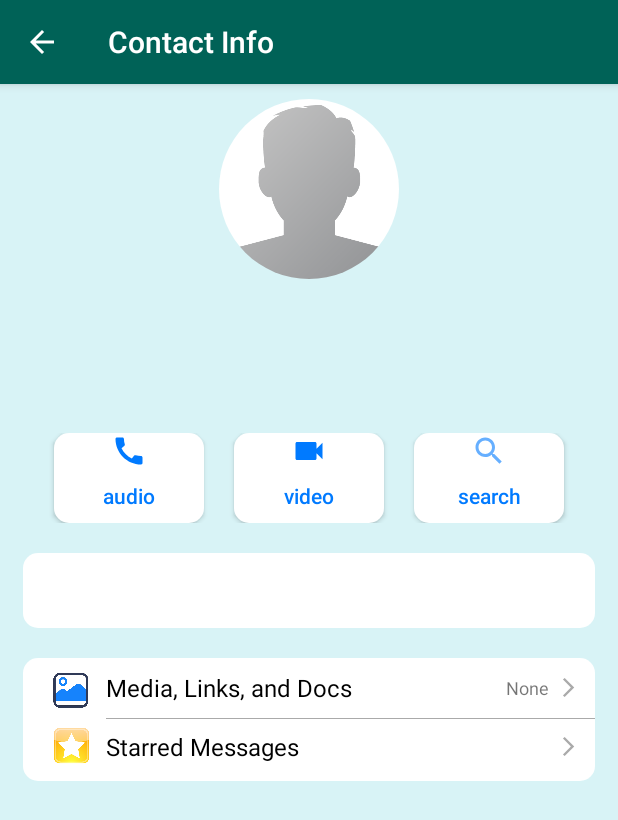
After one commit to fakhar16/Vortex, an Android app: the ProfileActivity screen opened directly, with no data from a screen before it, on a phone screen of 412 x 824 dp. The commit adds this screen. Shown: the top 820 px of the screen. Run offline under Robolectric (Android 15) with nearby library versions, the phone set to English and light mode, and no system bars; our stand-ins replace CircleImageView, Firebase (no records; nobody signed in at launch, a user with empty details on screens opened directly), Picasso; pictures from the network do not load; 3 statements that could not run were skipped.

Commit message:
Added star message visibility by user

```diff
--- a/app/src/main/AndroidManifest.xml
+++ b/app/src/main/AndroidManifest.xml
@@ -34,6 +34,9 @@
         android:roundIcon="@mipmap/ic_launcher_round"
         android:supportsRtl="true"
         android:theme="@style/Theme.Vortex">
+        <activity
+            android:name=".view.activities.ProfileActivity"
+            android:exported="false" />
         <activity
             android:name=".view.activities.ChatActivity"
             android:exported="false" />
@@ -76,7 +79,6 @@
         </service>
 
         <receiver android:name=".view.broadcast.ReplyBroadcast" />
-
     </application>
 
 </manifest>
--- a/app/src/main/java/com/samsung/vortex/view/activities/ChatActivity.kt
+++ b/app/src/main/java/com/samsung/vortex/view/activities/ChatActivity.kt
@@ -1,6 +1,7 @@
 package com.samsung.vortex.view.activities
 
 import android.annotation.SuppressLint
+import android.content.Intent
 import android.os.Bundle
 import android.os.Handler
 import android.os.Looper
@@ -212,11 +213,17 @@ class ChatActivity : AppCompatActivity() {
             val file = Utils.getImageOffline(receiver.image, receiver.uid)
             WhatsappLikeProfilePicPreview.zoomImageFromThumb(customChatBarBinding.userImage, binding.expandedImage.cardView, binding.expandedImage.image, binding.chatToolBar.root.rootView, file)
         }
-//        customChatBarBinding.userInfo.setOnClickListener { view -> sendUserToProfileActivity() }
+        customChatBarBinding.userInfo.setOnClickListener { sendUserToProfileActivity() }
         binding.smilies.setOnClickListener { smileyButtonClicked() }
         binding.emojiPickerView.setOnEmojiPickedListener { emojiViewItem ->
             binding.messageInputText.append(emojiViewItem.emoji)
         }
+    }
+
+    private fun sendUserToProfileActivity() {
+        val intent = Intent(this, ProfileActivity::class.java)
+        intent.putExtra(getString(R.string.RECEIVER_ID), receiver.uid)
+        startActivity(intent)
     }
 
     private fun sendMessage() {
--- /dev/null
+++ b/app/src/main/java/com/samsung/vortex/view/activities/ProfileActivity.kt
@@ -0,0 +1,119 @@
+package com.samsung.vortex.view.activities
+
+import android.content.Intent
+import android.os.Bundle
+import android.view.View
+import androidx.appcompat.app.AppCompatActivity
+import com.google.firebase.database.DataSnapshot
+import com.google.firebase.database.DatabaseError
+import com.google.firebase.database.ValueEventListener
+import com.samsung.vortex.R
+import com.samsung.vortex.VortexApplication.Companion.userDatabaseReference
+import com.samsung.vortex.databinding.ActivityProfileBinding
+import com.samsung.vortex.model.Message
+import com.samsung.vortex.model.User
+import com.samsung.vortex.repository.MessageRepositoryImpl
+import com.samsung.vortex.utils.Utils
+import com.samsung.vortex.utils.WhatsappLikeProfilePicPreview
+import com.squareup.picasso.Picasso
+
+class ProfileActivity : AppCompatActivity() {
+    private lateinit var binding: ActivityProfileBinding
+
+    private lateinit var receiver: User
+    private lateinit var receiverId: String
+    private lateinit var starMessages: ArrayList<Message>
+    private lateinit var mediaMessages: ArrayList<Message>
+    private lateinit var docMessages: ArrayList<Message>
+    private lateinit var linksMessages: ArrayList<Message>
+
+    override fun onCreate(savedInstanceState: Bundle?) {
+        super.onCreate(savedInstanceState)
+        binding = ActivityProfileBinding.inflate(layoutInflater)
+        setContentView(binding.root)
+
+        receiverId = intent.getStringExtra(getString(R.string.RECEIVER_ID))!!
+        starMessages = MessageRepositoryImpl.getInstance().getStarredMessagesMatchingReceiver().value!!
+//        mediaMessages = MessageRepositoryImpl.getInstance().getMediaMessagesMatchingReceiver(receiverId).value!!
+//        docMessages = MessageRepositoryImpl.getInstance().getDocMessagesMatchingReceiver(receiverId).value!!
+//        linksMessages = MessageRepositoryImpl.getInstance().getLinksMessagesMatchingReceiver(receiverId).value!!
+
+        loadUserInfo()
+        initToolBar()
+        handleItemsClick()
+    }
+
+    private fun loadUserInfo() {
+        userDatabaseReference.child(receiverId)
+            .addValueEventListener(object : ValueEventListener {
+                override fun onDataChange(snapshot: DataSnapshot) {
+                    if (snapshot.exists()) {
+                        receiver = snapshot.getValue(User::class.java)!!
+                        updateUserUI()
+                    }
+                }
+
+                override fun onCancelled(error: DatabaseError) {}
+            })
+    }
+
+    private fun updateUserUI() {
+        binding.userName.text = receiver.name
+        binding.userPhone.text = receiver.phone_number
+        binding.userStatus.text = receiver.status
+        Picasso.get().load(Utils.getImageOffline(receiver.image, receiver.uid)).placeholder(R.drawable.profile_image).into(binding.userImage)
+
+        updateStarredMessageCount()
+//        updateMediaMessageCount()
+    }
+
+    private fun updateStarredMessageCount() {
+        val starredMessageCount = starMessages.size
+        binding.starredMessagesCount.text = if (starredMessageCount == 0) "None" else starredMessageCount.toString()
+    }
+
+    private fun updateMediaMessageCount() {
+        val mediaMessageCount = mediaMessages.size + docMessages.size + linksMessages.size
+        binding.mediaCount.text = if (mediaMessageCount == 0) "None" else mediaMessageCount.toString()
+    }
+
+    private fun initToolBar() {
+        setSupportActionBar(binding.mainPageToolbar.mainAppBar)
+        supportActionBar!!.title = "Contact Info"
+        supportActionBar!!.setDisplayHomeAsUpEnabled(true)
+        supportActionBar!!.setDisplayShowHomeEnabled(true)
+    }
+
+    private fun showImagePreview(thumbView: View) {
+        val file = Utils.getImageOffline(receiver.image, receiver.uid)
+        WhatsappLikeProfilePicPreview.zoomImageFromThumb(
+            thumbView,
+            binding.expandedImage.cardView,
+            binding.expandedImage.image,
+            binding.container,
+            file
+        )
+        binding.appBarLayout.visibility = View.GONE
+    }
+
+    private fun sendUserToStarActivity() {
+        val intent = Intent(this, StarMessageActivity::class.java)
+        intent.putExtra(getString(R.string.STAR_MESSAGE_WITH_RECEIVER), true)
+        startActivity(intent)
+    }
+
+    private fun sendUserToChatActivity() {
+        val intent = Intent(this, ChatActivity::class.java)
+        intent.putExtra(getString(R.string.VISIT_USER_ID), receiverId)
+        intent.putExtra(getString(R.string.SEARCH_MESSAGE), true)
+        startActivity(intent)
+    }
+
+    private fun handleItemsClick() {
+        binding.userImage.setOnClickListener { showImagePreview(binding.userImage) }
+        binding.starLayout.setOnClickListener { sendUserToStarActivity() }
+        binding.search.setOnClickListener { sendUserToChatActivity() }
+//        binding.videoCall.setOnClickListener { createVideoCall() }
+//        binding.mediaLayout.setOnClickListener { sendUserToMediaLinksDocsActivity() }
+    }
+}
--- a/app/src/main/java/com/samsung/vortex/view/activities/StarMessageActivity.kt
+++ b/app/src/main/java/com/samsung/vortex/view/activities/StarMessageActivity.kt
@@ -13,6 +13,7 @@ import com.samsung.vortex.adapters.StarredMessagesAdapter
 import com.samsung.vortex.databinding.ActivityStarMessageBinding
 import com.samsung.vortex.model.Message
 import com.samsung.vortex.viewmodel.StarredMessageViewModel
+import com.samsung.vortex.viewmodel.StarMessageViewModelFactory
 import java.util.Locale
 
 class StarMessageActivity : AppCompatActivity() {
@@ -41,20 +42,20 @@ class StarMessageActivity : AppCompatActivity() {
 
     @SuppressLint("NotifyDataSetChanged")
     private fun setupViewModel() {
-        viewModel = ViewModelProvider(this)[StarredMessageViewModel::class.java]
-        adapter =
         if (intent.getBooleanExtra(getString(R.string.STAR_MESSAGE_WITH_RECEIVER), false)) {
+            viewModel = ViewModelProvider(this, StarMessageViewModelFactory(true))[StarredMessageViewModel::class.java]
             viewModel.getStarredMessageWithReceiver()!!.observe(this) {
                 adapter.notifyDataSetChanged()
                 updateStarredMessageLayout()
             }
-                StarredMessagesAdapter(this, viewModel.getStarredMessageWithReceiver()!!.value!!)
+            adapter = StarredMessagesAdapter(this, viewModel.getStarredMessageWithReceiver()!!.value!!)
         } else {
+            viewModel = ViewModelProvider(this)[StarredMessageViewModel::class.java]
             viewModel.getStarredMessage()!!.observe(this) {
                 adapter.notifyDataSetChanged()
                 updateStarredMessageLayout()
             }
-                StarredMessagesAdapter(this, viewModel.getStarredMessage()!!.value!!)
+            adapter = StarredMessagesAdapter(this, viewModel.getStarredMessage()!!.value!!)
         }
     }
 
--- /dev/null
+++ b/app/src/main/java/com/samsung/vortex/viewmodel/StarMessageViewModelFactory.kt
@@ -0,0 +1,9 @@
+package com.samsung.vortex.viewmodel
+
+import androidx.lifecycle.ViewModel
+import androidx.lifecycle.ViewModelProvider
+
+class StarMessageViewModelFactory(private val isReceiver: Boolean = false): ViewModelProvider.NewInstanceFactory() {
+
+    override fun <T : ViewModel> create(modelClass: Class<T>): T = StarredMessageViewModel(isReceiver) as T
+}
--- a/app/src/main/java/com/samsung/vortex/viewmodel/StarredMessageViewModel.kt
+++ b/app/src/main/java/com/samsung/vortex/viewmodel/StarredMessageViewModel.kt
@@ -6,7 +6,7 @@ import androidx.lifecycle.ViewModel
 import com.samsung.vortex.model.Message
 import com.samsung.vortex.repository.MessageRepositoryImpl
 
-class StarredMessageViewModel: ViewModel() {
+class StarredMessageViewModel(private val isReceiver: Boolean = false): ViewModel() {
     var messages: MutableLiveData<ArrayList<Message>>? = null
     var messagesWithReceiver: MutableLiveData<ArrayList<Message>>? = null
 
@@ -19,10 +19,12 @@ class StarredMessageViewModel: ViewModel() {
     }
 
     init {
-        if (messages == null)
-            messages = MessageRepositoryImpl.getInstance().getStarredMessages()
-
-//        if (messagesWithReceiver == null)
-//            messagesWithReceiver = MessageRepositoryImpl.getInstance().getStarredMessagesMatchingReceiver()
+        if (isReceiver) {
+            if (messagesWithReceiver == null)
+                messagesWithReceiver = MessageRepositoryImpl.getInstance().getStarredMessagesMatchingReceiver()
+        } else {
+            if (messages == null)
+                messages = MessageRepositoryImpl.getInstance().getStarredMessages()
+        }
     }
 }
--- /dev/null
+++ b/app/src/main/res/drawable/buttons.xml
@@ -0,0 +1,5 @@
+<?xml version="1.0" encoding="utf-8"?>
+<shape xmlns:android="http://schemas.android.com/apk/res/android">
+    <solid android:color="@color/white" />
+    <corners android:radius="10dp"/>
+</shape>
--- /dev/null
+++ b/app/src/main/res/layout/activity_profile.xml
@@ -0,0 +1,219 @@
+<?xml version="1.0" encoding="utf-8"?>
+<RelativeLayout xmlns:android="http://schemas.android.com/apk/res/android"
+    xmlns:app="http://schemas.android.com/apk/res-auto"
+    xmlns:tools="http://schemas.android.com/tools"
+    android:layout_width="match_parent"
+    android:layout_height="match_parent"
+    android:id="@+id/container"
+    android:background="#D8F3F6"
+    tools:context=".view.activities.ProfileActivity">
+    <com.google.android.material.appbar.AppBarLayout
+        android:id="@+id/appBarLayout"
+        android:layout_width="match_parent"
+        android:layout_height="wrap_content">
+        <include
+            android:id="@+id/mainPageToolbar"
+            layout="@layout/app_bar_layout"
+            >
+        </include>
+    </com.google.android.material.appbar.AppBarLayout>
+
+    <!--    User info layout-->
+    <LinearLayout
+        android:id="@+id/user_info"
+        android:layout_width="match_parent"
+        android:layout_height="wrap_content"
+        android:gravity="center_horizontal"
+        android:layout_below="@id/appBarLayout"
+        android:orientation="vertical"
+        android:layout_marginTop="10dp">
+        <de.hdodenhof.circleimageview.CircleImageView
+            android:id="@+id/user_image"
+            android:layout_width="120dp"
+            android:layout_height="120dp"
+            android:src="@drawable/profile_image"
+            />
+        <TextView
+            android:id="@+id/user_name"
+            android:layout_width="wrap_content"
+            android:layout_height="wrap_content"
+            android:textStyle="bold"
+            android:textColor="@android:color/black"
+            android:textSize="28sp"
+            android:layout_marginTop="10dp"
+            />
+
+        <TextView
+            android:id="@+id/user_phone"
+            android:layout_width="wrap_content"
+            android:layout_height="wrap_content"
+            android:textSize="18sp"
+            />
+    </LinearLayout>
+
+    <!--    audio, video and search buttons-->
+    <LinearLayout
+        android:id="@+id/interaction_buttons"
+        android:layout_width="match_parent"
+        android:layout_height="wrap_content"
+        android:layout_below="@id/user_info"
+        android:layout_marginTop="30dp"
+        android:gravity="center"
+        android:orientation="horizontal">
+
+        <Button
+            android:id="@+id/audio_call"
+            android:layout_width="100dp"
+            android:layout_height="60dp"
+            android:text="audio"
+            android:textAllCaps="false"
+            android:background="@drawable/buttons"
+            android:drawableTop="@drawable/baseline_call_24"
+            android:drawableTint="@color/color_blue"
+            android:textColor="@color/color_blue"
+            android:layout_marginEnd="20dp"
+            tools:ignore="HardcodedText" />
+
+        <Button
+            android:id="@+id/video_call"
+            android:layout_width="100dp"
+            android:layout_height="60dp"
+            android:text="video"
+            android:textAllCaps="false"
+            android:background="@drawable/buttons"
+            android:drawableTop="@drawable/baseline_videocam_24"
+            android:drawableTint="@color/color_blue"
+            android:textColor="@color/color_blue"
+            android:layout_marginEnd="20dp"
+            tools:ignore="HardcodedText" />
+
+        <Button
+            android:id="@+id/search"
+            android:layout_width="100dp"
+            android:layout_height="60dp"
+            android:text="search"
+            android:textAllCaps="false"
+            android:background="@drawable/buttons"
+            android:drawableTop="@drawable/search"
+            android:drawableTint="@color/color_blue"
+            android:textColor="@color/color_blue"
+            tools:ignore="HardcodedText" />
+    </LinearLayout>
+
+    <!--    Status view-->
+    <RelativeLayout
+        android:id="@+id/status_parent"
+        android:layout_width="match_parent"
+        android:layout_height="wrap_content"
+        android:minHeight="50dp"
+        android:layout_below="@id/interaction_buttons"
+        android:background="@drawable/buttons"
+        android:layout_marginHorizontal="15dp"
+        android:gravity="center_vertical"
+        android:layout_marginTop="20dp">
+        <TextView
+            android:id="@+id/user_status"
+            android:layout_width="wrap_content"
+            android:layout_height="wrap_content"
+            android:textSize="16sp"
+            android:padding="10dp"
+            android:textColor="@color/black"
+            />
+
+    </RelativeLayout>
+
+    <!--    Media and starred view-->
+    <LinearLayout
+        android:id="@+id/media_parent"
+        android:layout_width="match_parent"
+        android:layout_height="wrap_content"
+        android:orientation="vertical"
+        android:layout_below="@id/status_parent"
+        android:layout_marginTop="20dp"
+        android:background="@drawable/buttons"
+        android:layout_marginHorizontal="15dp"
+        >
+        <LinearLayout
+            android:id="@+id/media_layout"
+            android:layout_width="match_parent"
+            android:layout_height="wrap_content"
+            android:orientation="horizontal"
+            android:gravity="center_vertical"
+            android:layout_marginHorizontal="10dp">
+            <ImageView
+                android:layout_width="40dp"
+                android:layout_height="40dp"
+                android:src="@drawable/media"
+                />
+            <TextView
+                android:layout_width="0dp"
+                android:layout_height="wrap_content"
+                android:layout_weight="1"
+                android:text="Media, Links, and Docs"
+                android:textSize="16sp"
+                android:textColor="@color/black"
+                android:layout_marginStart="5dp"
+                tools:ignore="HardcodedText" />
+            <TextView
+                android:id="@+id/media_count"
+                android:layout_width="wrap_content"
+                android:layout_height="wrap_content"
+                android:textSize="12sp"
+                android:text="None"
+                tools:ignore="HardcodedText" />
+            <ImageView
+                android:layout_width="15dp"
+                android:layout_height="15dp"
+                android:src="@drawable/baseline_arrow_forward_ios_24"
+                android:layout_marginStart="5dp"
+                app:tint="@android:color/darker_gray" />
+        </LinearLayout>
+        <View
+            android:layout_width="match_parent"
+            android:layout_height="0.5dp"
+            android:background="@android:color/darker_gray"
+            android:layout_marginStart="55dp"/>
+        <LinearLayout
+            android:id="@+id/star_layout"
+            android:layout_width="match_parent"
+            android:layout_height="wrap_content"
+            android:orientation="horizontal"
+            android:gravity="center_vertical"
+            android:layout_marginHorizontal="10dp"
+            android:layout_marginBottom="10dp"
+            android:layout_marginTop="5dp">
+            <ImageView
+                android:layout_width="26dp"
+                android:layout_height="26dp"
+                android:src="@drawable/star"
+                android:layout_marginStart="9dp"
+                />
+            <TextView
+                android:layout_width="0dp"
+                android:layout_height="wrap_content"
+                android:layout_weight="1"
+                android:text="Starred Messages"
+                android:textSize="16sp"
+                android:textColor="@color/black"
+                android:layout_marginStart="10dp"
+                tools:ignore="HardcodedText" />
+            <TextView
+                android:id="@+id/starredMessages_count"
+                android:layout_width="wrap_content"
+                android:layout_height="wrap_content"
+                android:textSize="12sp"
+                />
+            <ImageView
+                android:layout_width="15dp"
+                android:layout_height="15dp"
+                android:src="@drawable/baseline_arrow_forward_ios_24"
+                android:layout_marginStart="5dp"
+                app:tint="@android:color/darker_gray" />
+        </LinearLayout>
+
+    </LinearLayout>
+    <!--    expanded image view-->
+    <include
+        android:id="@+id/expanded_image"
+        layout="@layout/layout_expanded_image_view"/>
+</RelativeLayout>
```
Also changed, not shown: app/src/main/res/drawable/media.png (added), app/src/main/res/drawable/star.png (added). Lines whose indentation alone changed are shown as unchanged.
